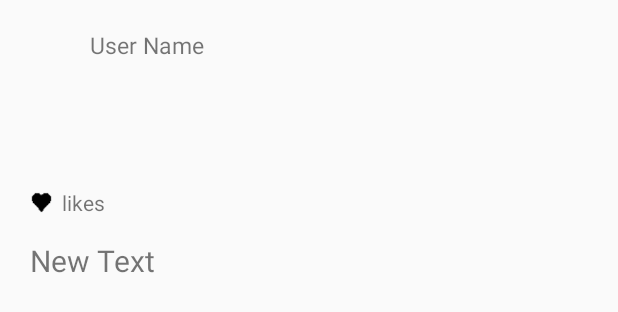
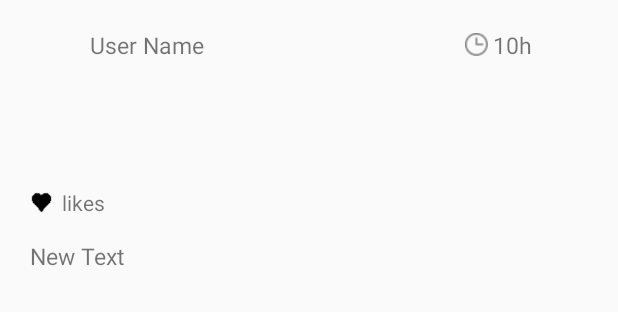
Before and after one commit to richardpon/Instagram-Client, an Android app: the layout item_photo.xml on its own in the app's theme, with its tools: preview values and no code run, on a phone screen of 412 x 824 dp. Shown: the top 312 px of the screen. Run offline under Robolectric (Android 15) with nearby library versions, the phone set to English and light mode, and no system bars; plain views replace RoundedImageView.

Commit message:
Added relative time

```diff
--- a/app/src/main/java/com/codepath/instagramclient/InstagramNetworkClient.java
+++ b/app/src/main/java/com/codepath/instagramclient/InstagramNetworkClient.java
@@ -45,7 +45,6 @@ public class InstagramNetworkClient {
                 //expecting a JSON object
 
                 try {
-
                     JSONArray photosJSON = null;
                     //array of posts
                     photosJSON = response.getJSONArray("data");
--- a/app/src/main/java/com/codepath/instagramclient/InstagramPhotosAdapter.java
+++ b/app/src/main/java/com/codepath/instagramclient/InstagramPhotosAdapter.java
@@ -29,6 +29,7 @@ public class InstagramPhotosAdapter extends ArrayAdapter<InstagramPhoto> {
     private static class ViewHolder {
         ImageView profile;
         TextView username;
+        TextView createdTime;
         ImageView photo;
         TextView likes;
         TextView caption;
@@ -55,6 +56,7 @@ public class InstagramPhotosAdapter extends ArrayAdapter<InstagramPhoto> {
             viewHolder = new ViewHolder();
             viewHolder.profile = (ImageView) convertView.findViewById(R.id.ivProfile);
             viewHolder.username = (TextView) convertView.findViewById(R.id.tvUsername);
+            viewHolder.createdTime = (TextView) convertView.findViewById(R.id.tvCreatedTime);
             viewHolder.photo = (ImageView) convertView.findViewById(R.id.ivPhoto);
             viewHolder.likes = (TextView) convertView.findViewById(R.id.tvLikes);
             viewHolder.caption = (TextView) convertView.findViewById(R.id.tvCaption);
@@ -65,6 +67,7 @@ public class InstagramPhotosAdapter extends ArrayAdapter<InstagramPhoto> {
 
         // Insert the item data into each of the view items
         viewHolder.username.setText(photo.username);
+        viewHolder.createdTime.setText(photo.createdTimeString());
         viewHolder.likes.setText(photo.likesString());
         viewHolder.caption.setText(photo.caption);
 
--- a/app/src/main/java/com/codepath/instagramclient/PhotosActivity.java
+++ b/app/src/main/java/com/codepath/instagramclient/PhotosActivity.java
@@ -3,7 +3,6 @@ package com.codepath.instagramclient;
 import android.os.Bundle;
 import android.support.v4.widget.SwipeRefreshLayout;
 import android.support.v7.app.ActionBarActivity;
-import android.util.Log;
 import android.view.Menu;
 import android.view.MenuItem;
 import android.widget.ListView;
@@ -62,8 +61,6 @@ public class PhotosActivity extends ActionBarActivity {
         // Add new photos
         for (int i = 0 ; i < newPhotos.size() ; i++) {
             photos.add(newPhotos.get(i));
-
-            Log.i(TAG, "author="+newPhotos.get(i).username);
         }
 
         // Tell adapter that there is new data
--- a/app/src/main/res/layout/item_photo.xml
+++ b/app/src/main/res/layout/item_photo.xml
@@ -31,8 +31,9 @@
 
         <!-- user name -->
         <TextView
-            android:layout_width="200dp"
+            android:layout_width="180dp"
             android:layout_height="match_parent"
+            android:layout_marginRight="70dp"
             android:text="User Name"
             android:id="@+id/tvUsername"
             android:layout_marginTop="5dp"
@@ -41,6 +42,36 @@
             android:maxLines="1"
             android:gravity="center_vertical"
             android:ellipsize="end" />
+
+
+        <!-- clock -->
+        <ImageView
+            android:layout_width="wrap_content"
+            android:layout_height="wrap_content"
+            android:id="@+id/ivClock"
+            android:adjustViewBounds="true"
+            android:scaleType="centerInside"
+            android:maxHeight="15dp"
+            android:maxWidth="15dp"
+            android:src="@drawable/clock"
+            android:layout_gravity="center_vertical"
+            android:layout_marginRight="3dp"
+            android:alpha=".5"
+            />
+
+        <!-- created time -->
+        <TextView
+            android:layout_width="wrap_content"
+            android:layout_height="match_parent"
+            android:text="10h"
+            android:id="@+id/tvCreatedTime"
+            android:layout_marginTop="5dp"
+            android:layout_marginBottom="5dp"
+            android:textSize="15sp"
+            android:gravity="center_vertical"
+            android:maxLines="1"
+            android:ellipsize="end" />
+
 
         </LinearLayout>
 
@@ -95,7 +126,7 @@
         android:layout_below="@+id/llLikes"
         android:layout_alignParentLeft="true"
         android:layout_alignParentStart="true"
-        android:textSize="20sp"
+        android:textSize="15sp"
         android:maxLines="3"
         android:ellipsize="end"
         android:layout_marginBottom="10dp"
```
Also changed, not shown: app/src/main/java/com/codepath/instagramclient/InstagramPhoto.java (+54 -0 lines), app/src/main/java/com/codepath/instagramclient/InstagramPhotoFactory.java (+4 -22 lines), app/src/main/res/drawable/clock.png (added).
